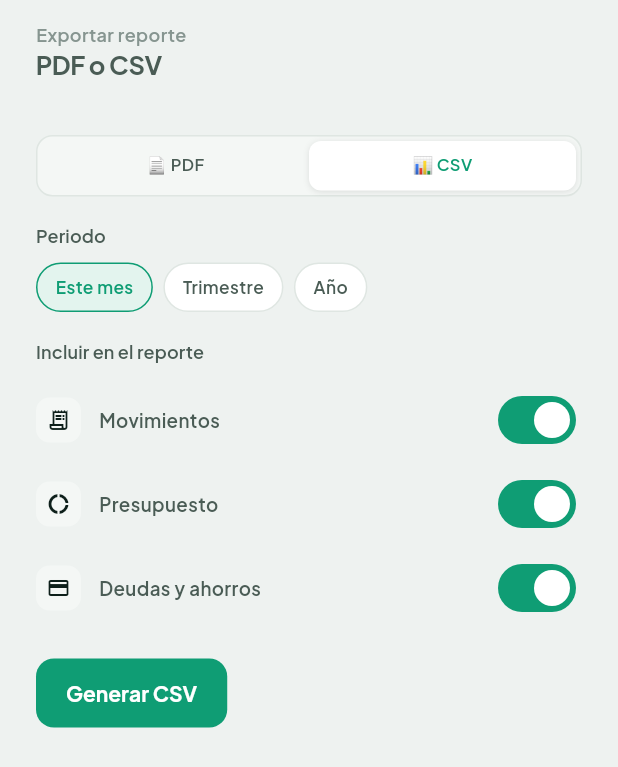
After one commit to DiegoHCH/finan2, a Flutter app: the ExportScreen screen opened directly, after a tap on "📊 CSV", after a tap on "Generar CSV", on a phone screen of 412 x 824 dp. The commit adds this screen. Shown: the top 767 px of the screen. Run offline on Flutter 3.47's test engine with Material 3 defaults, Android fonts, the phone set to English and light mode, and no system bars; our stand-ins replace cloud_firestore, csv, firebase_auth, firebase_core, flutter_local_notifications, flutter_riverpod and 7 more; accounts and stored records are empty.

Commit message:
feat(export): add export screen and wire it from Ajustes
Choose PDF or CSV, a period (mes/trimestre/año), and which sections to
include (Movimientos/Presupuesto/Deudas y ahorros - Inversiones omitted,
doesn't exist as a feature). PDF shares via Printing.sharePdf; CSV
shares via SharePlus with bytes wrapped in XFile.fromData, no temp file
needed. Reached from a new "Exportar reporte" row in Ajustes. Closes
out Fase 6.

```diff
--- /dev/null
+++ b/lib/features/export/presentation/screens/export_screen.dart
@@ -0,0 +1,197 @@
+import 'dart:typed_data';
+
+import 'package:flutter/material.dart';
+import 'package:flutter_riverpod/flutter_riverpod.dart';
+import 'package:printing/printing.dart';
+import 'package:share_plus/share_plus.dart';
+
+import '../../../../core/theme/app_theme.dart';
+import '../../../../core/widgets/finan2_app_top.dart';
+import '../../../../core/widgets/finan2_chip.dart';
+import '../../../../core/widgets/finan2_segmented_control.dart';
+import '../../../household/presentation/viewmodels/household_providers.dart';
+import '../../data/csv_report_writer.dart';
+import '../../data/pdf_report_writer.dart';
+import '../../data/report_builder.dart';
+import '../viewmodels/export_providers.dart';
+
+enum _ExportFormat { pdf, csv }
+
+class ExportScreen extends ConsumerStatefulWidget {
+  const ExportScreen({super.key});
+
+  @override
+  ConsumerState<ExportScreen> createState() => _ExportScreenState();
+}
+
+class _ExportScreenState extends ConsumerState<ExportScreen> {
+  var _format = _ExportFormat.pdf;
+  var _period = ExportPeriod.thisMonth;
+  var _includeTransactions = true;
+  var _includeBudget = true;
+  var _includeDebtsAndSavings = true;
+  var _generating = false;
+
+  Future<void> _generate() async {
+    final household = ref.read(currentHouseholdProvider).value;
+    if (household == null) return;
+    setState(() => _generating = true);
+    try {
+      final report = await ref.read(reportBuilderProvider).build(
+            householdId: household.id,
+            householdName: household.name,
+            period: _period,
+            includeTransactions: _includeTransactions,
+            includeBudget: _includeBudget,
+            includeDebtsAndSavings: _includeDebtsAndSavings,
+            formatMoney: ref.read(moneyFormatterProvider),
+          );
+      if (_format == _ExportFormat.pdf) {
+        final bytes = await const PdfReportWriter().write(report);
+        await Printing.sharePdf(bytes: bytes, filename: 'finan2_reporte.pdf');
+      } else {
+        final bytes = const CsvReportWriter().write(report);
+        await SharePlus.instance.share(
+          ShareParams(
+            files: [
+              XFile.fromData(
+                Uint8List.fromList(bytes),
+                mimeType: 'text/csv',
+                name: 'finan2_reporte.csv',
+              ),
+            ],
+          ),
+        );
+      }
+    } finally {
+      if (mounted) setState(() => _generating = false);
+    }
+  }
+
+  @override
+  Widget build(BuildContext context) {
+    return Scaffold(
+      body: SafeArea(
+        child: Column(
+          children: [
+            const Finan2AppTop(label: 'Exportar reporte', title: 'PDF o CSV'),
+            Expanded(
+              child: SingleChildScrollView(
+                padding: const EdgeInsets.all(Finan2Space.xl),
+                child: Column(
+                  crossAxisAlignment: CrossAxisAlignment.start,
+                  children: [
+                    Finan2SegmentedControl<_ExportFormat>(
+                      options: const {
+                        _ExportFormat.pdf: '📄 PDF',
+                        _ExportFormat.csv: '📊 CSV',
+                      },
+                      selected: _format,
+                      onChanged: (v) => setState(() => _format = v),
+                    ),
+                    const SizedBox(height: Finan2Space.lg),
+                    Text('Periodo', style: Theme.of(context).textTheme.labelMedium),
+                    const SizedBox(height: Finan2Space.sm),
+                    Wrap(
+                      spacing: 7,
+                      runSpacing: 7,
+                      children: [
+                        for (final period in ExportPeriod.values)
+                          Finan2Chip(
+                            label: period.label,
+                            selected: _period == period,
+                            onTap: () => setState(() => _period = period),
+                          ),
+                      ],
+                    ),
+                    const SizedBox(height: Finan2Space.lg),
+                    Text(
+                      'Incluir en el reporte',
+                      style: Theme.of(context).textTheme.labelMedium,
+                    ),
+                    const SizedBox(height: Finan2Space.sm),
+                    _ToggleRow(
+                      icon: Icons.receipt_long_outlined,
+                      label: 'Movimientos',
+                      value: _includeTransactions,
+                      onChanged: (v) => setState(() => _includeTransactions = v),
+                    ),
+                    _ToggleRow(
+                      icon: Icons.donut_large_outlined,
+                      label: 'Presupuesto',
+                      value: _includeBudget,
+                      onChanged: (v) => setState(() => _includeBudget = v),
+                    ),
+                    _ToggleRow(
+                      icon: Icons.credit_card_outlined,
+                      label: 'Deudas y ahorros',
+                      value: _includeDebtsAndSavings,
+                      onChanged: (v) => setState(() => _includeDebtsAndSavings = v),
+                    ),
+                    const SizedBox(height: Finan2Space.lg),
+                    FilledButton(
+                      onPressed: _generating ? null : _generate,
+                      child: _generating
+                          ? const SizedBox(
+                              width: 18,
+                              height: 18,
+                              child: CircularProgressIndicator(strokeWidth: 2),
+                            )
+                          : Text(
+                              _format == _ExportFormat.pdf ? 'Generar PDF' : 'Generar CSV',
+                            ),
+                    ),
+                  ],
+                ),
+              ),
+            ),
+          ],
+        ),
+      ),
+    );
+  }
+}
+
+class _ToggleRow extends StatelessWidget {
+  const _ToggleRow({
+    required this.icon,
+    required this.label,
+    required this.value,
+    required this.onChanged,
+  });
+
+  final IconData icon;
+  final String label;
+  final bool value;
+  final ValueChanged<bool> onChanged;
+
+  @override
+  Widget build(BuildContext context) {
+    final colors = Theme.of(context).extension<Finan2Colors>()!;
+    return Padding(
+      padding: const EdgeInsets.symmetric(vertical: 4),
+      child: Row(
+        children: [
+          Container(
+            width: 30,
+            height: 30,
+            decoration: BoxDecoration(
+              color: colors.surfaceAlt,
+              borderRadius: BorderRadius.circular(9),
+            ),
+            alignment: Alignment.center,
+            child: Icon(icon, size: 16, color: colors.ink),
+          ),
+          const SizedBox(width: 12),
+          Expanded(
+            child: Text(
+              label,
+              style: const TextStyle(fontSize: 12.5, fontWeight: FontWeight.w600),
+            ),
+          ),
+          Switch(value: value, onChanged: onChanged),
+        ],
+      ),
+    );
+  }
+}
--- /dev/null
+++ b/lib/features/export/presentation/viewmodels/export_providers.dart
@@ -0,0 +1,20 @@
+import 'package:flutter_riverpod/flutter_riverpod.dart';
+
+import '../../../accounts/presentation/viewmodels/account_providers.dart';
+import '../../../budget/presentation/viewmodels/budget_providers.dart';
+import '../../../categories/presentation/viewmodels/category_providers.dart';
+import '../../../debts/presentation/viewmodels/debt_providers.dart';
+import '../../../savings_goals/presentation/viewmodels/savings_goal_providers.dart';
+import '../../../transactions/presentation/viewmodels/transaction_providers.dart';
+import '../../data/report_builder.dart';
+
+final reportBuilderProvider = Provider<ReportBuilder>((ref) {
+  return ReportBuilder(
+    transactionRepository: ref.watch(transactionRepositoryProvider),
+    accountRepository: ref.watch(accountRepositoryProvider),
+    categoryRepository: ref.watch(categoryRepositoryProvider),
+    budgetRepository: ref.watch(budgetRepositoryProvider),
+    debtRepository: ref.watch(debtRepositoryProvider),
+    savingsGoalRepository: ref.watch(savingsGoalRepositoryProvider),
+  );
+});
--- a/lib/features/settings/presentation/screens/settings_screen.dart
+++ b/lib/features/settings/presentation/screens/settings_screen.dart
@@ -13,6 +13,7 @@ import '../../../categories/presentation/screens/categories_screen.dart';
 import '../../../categories/presentation/viewmodels/category_providers.dart';
 import '../../../household/data/household_model.dart';
 import '../../../household/presentation/viewmodels/household_providers.dart';
+import '../../../export/presentation/screens/export_screen.dart';
 import '../../../notification_prefs/presentation/screens/notification_preferences_screen.dart';
 
 const _currencies = {'COP': 'Peso COP · \$', 'USD': 'Dólar USD · US\$'};
@@ -249,6 +250,13 @@ class SettingsScreen extends ConsumerWidget {
                           ),
                         ),
                       ),
+                      Finan2ListRow(
+                        icon: Icons.ios_share_outlined,
+                        label: 'Exportar reporte',
+                        onTap: () => Navigator.of(context).push(
+                          MaterialPageRoute(builder: (_) => const ExportScreen()),
+                        ),
+                      ),
                     ],
                   ),
                   const SizedBox(height: Finan2Space.lg),
```
